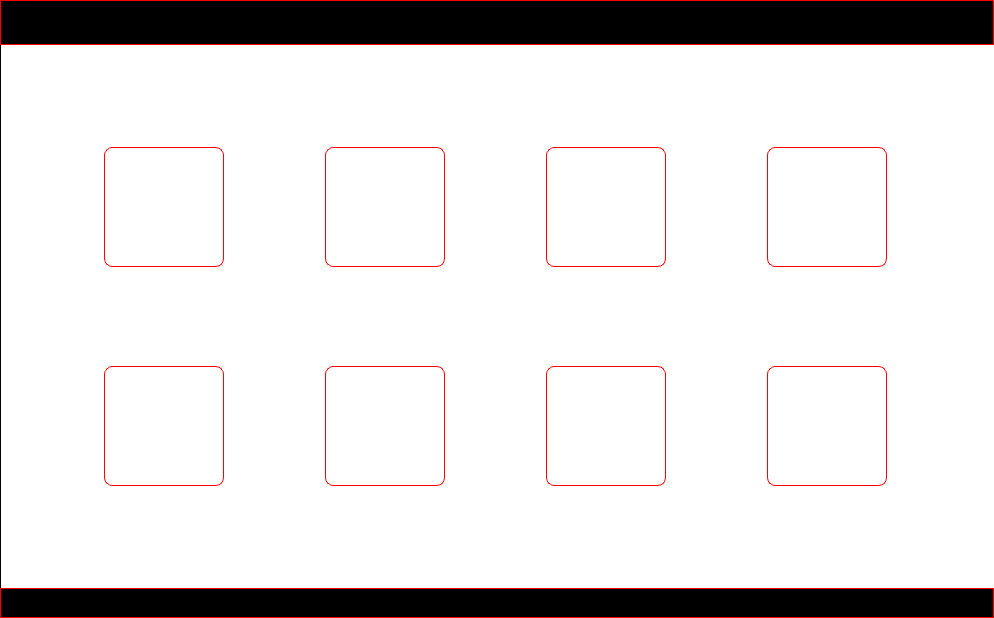
Old version of the form desktop/window/form_orders/mesas.ui in the repository hnmcano/unique.
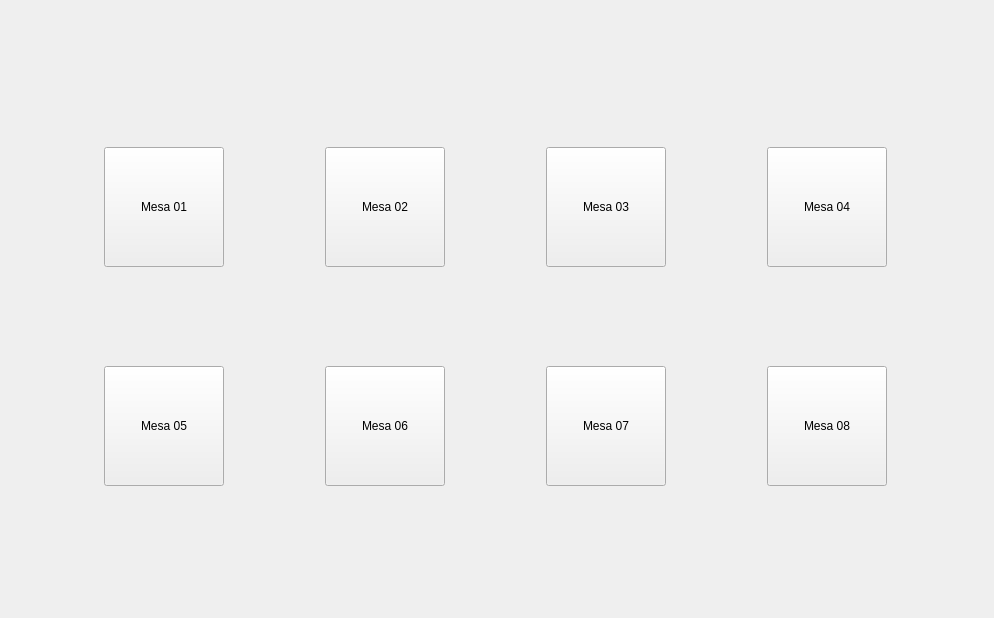
New version of the form.

What changed in the file:
```diff
--- a/desktop/window/form_orders/mesas.ui
+++ b/desktop/window/form_orders/mesas.ui
@@ -39,19 +39,14 @@
        </size>
       </property>
       <property name="styleSheet">
-       <string notr="true">background-color: black;
-border: 1px solid red;
-</string>
+       <string notr="true"/>
       </property>
      </widget>
     </item>
     <item>
      <widget class="QWidget" name="widget_3" native="true">
       <property name="styleSheet">
-       <string notr="true">background-color:white;
-border-left: 1px solid black;
-boder-right: 1px solid black;
-</string>
+       <string notr="true"/>
       </property>
       <layout class="QGridLayout" name="gridLayout">
        <item row="0" column="2">
@@ -69,26 +64,7 @@
           </size>
          </property>
          <property name="styleSheet">
-          <string notr="true">QPushButton {
-    background: qlineargradient(x1: 0, y1: 0, x2: 0, y2: 1,
-        stop: 0 #000000, stop: 1 #000000);
-    color: white;
-    border: 1px solid red;
-    padding: 12px 24px;
-    border-radius: 8px;
-    font-weight: bold;
-    font-size: 14px;
-}
-
-QPushButton:hover {
-    background: qlineargradient(x1: 0, y1: 0, x2: 0, y2: 1,
-        stop: 0 #4e4e4e, stop: 1 #4e4e4e);
-}
-
-QPushButton:pressed {
-    background: qlineargradient(x1: 0, y1: 0, x2: 0, y2: 1,
-        stop: 0 #1a5fb4, stop: 1 #4a00e0);
-}</string>
+          <string notr="true"/>
          </property>
          <property name="text">
           <string>Mesa 01</string>
@@ -110,26 +86,7 @@
           </size>
          </property>
          <property name="styleSheet">
-          <string notr="true">QPushButton {
-    background: qlineargradient(x1: 0, y1: 0, x2: 0, y2: 1,
-        stop: 0 #000000, stop: 1 #000000);
-    color: white;
-    border: 1px solid red;
-    padding: 12px 24px;
-    border-radius: 8px;
-    font-weight: bold;
-    font-size: 14px;
-}
-
-QPushButton:hover {
-    background: qlineargradient(x1: 0, y1: 0, x2: 0, y2: 1,
-        stop: 0 #4e4e4e, stop: 1 #4e4e4e);
-}
-
-QPushButton:pressed {
-    background: qlineargradient(x1: 0, y1: 0, x2: 0, y2: 1,
-        stop: 0 #1a5fb4, stop: 1 #4a00e0);
-}</string>
+          <string notr="true"/>
          </property>
          <property name="text">
           <string>Mesa 02</string>
@@ -151,26 +108,7 @@
           </size>
          </property>
          <property name="styleSheet">
-          <string notr="true">QPushButton {
-    background: qlineargradient(x1: 0, y1: 0, x2: 0, y2: 1,
-        stop: 0 #000000, stop: 1 #000000);
-    color: white;
-    border: 1px solid red;
-    padding: 12px 24px;
-    border-radius: 8px;
-    font-weight: bold;
-    font-size: 14px;
-}
-
-QPushButton:hover {
-    background: qlineargradient(x1: 0, y1: 0, x2: 0, y2: 1,
-        stop: 0 #4e4e4e, stop: 1 #4e4e4e);
-}
-
-QPushButton:pressed {
-    background: qlineargradient(x1: 0, y1: 0, x2: 0, y2: 1,
-        stop: 0 #1a5fb4, stop: 1 #4a00e0);
-}</string>
+          <string notr="true"/>
          </property>
          <property name="text">
           <string>Mesa 03</string>
@@ -192,26 +130,7 @@
           </size>
          </property>
          <property name="styleSheet">
-          <string notr="true">QPushButton {
-    background: qlineargradient(x1: 0, y1: 0, x2: 0, y2: 1,
-        stop: 0 #000000, stop: 1 #000000);
-    color: white;
-    border: 1px solid red;
-    padding: 12px 24px;
-    border-radius: 8px;
-    font-weight: bold;
-    font-size: 14px;
-}
-
-QPushButton:hover {
-    background: qlineargradient(x1: 0, y1: 0, x2: 0, y2: 1,
-        stop: 0 #4e4e4e, stop: 1 #4e4e4e);
-}
-
-QPushButton:pressed {
-    background: qlineargradient(x1: 0, y1: 0, x2: 0, y2: 1,
-        stop: 0 #1a5fb4, stop: 1 #4a00e0);
-}</string>
+          <string notr="true"/>
          </property>
          <property name="text">
           <string>Mesa 04</string>
@@ -233,26 +152,7 @@
           </size>
          </property>
          <property name="styleSheet">
-          <string notr="true">QPushButton {
-    background: qlineargradient(x1: 0, y1: 0, x2: 0, y2: 1,
-        stop: 0 #000000, stop: 1 #000000);
-    color: white;
-    border: 1px solid red;
-    padding: 12px 24px;
-    border-radius: 8px;
-    font-weight: bold;
-    font-size: 14px;
-}
-
-QPushButton:hover {
-    background: qlineargradient(x1: 0, y1: 0, x2: 0, y2: 1,
-        stop: 0 #4e4e4e, stop: 1 #4e4e4e);
-}
-
-QPushButton:pressed {
-    background: qlineargradient(x1: 0, y1: 0, x2: 0, y2: 1,
-        stop: 0 #1a5fb4, stop: 1 #4a00e0);
-}</string>
+          <string notr="true"/>
          </property>
          <property name="text">
           <string>Mesa 07</string>
@@ -274,26 +174,7 @@
           </size>
          </property>
          <property name="styleSheet">
-          <string notr="true">QPushButton {
-    background: qlineargradient(x1: 0, y1: 0, x2: 0, y2: 1,
-        stop: 0 #000000, stop: 1 #000000);
-    color: white;
-    border: 1px solid red;
-    padding: 12px 24px;
-    border-radius: 8px;
-    font-weight: bold;
-    font-size: 14px;
-}
-
-QPushButton:hover {
-    background: qlineargradient(x1: 0, y1: 0, x2: 0, y2: 1,
-        stop: 0 #4e4e4e, stop: 1 #4e4e4e);
-}
-
-QPushButton:pressed {
-    background: qlineargradient(x1: 0, y1: 0, x2: 0, y2: 1,
-        stop: 0 #1a5fb4, stop: 1 #4a00e0);
-}</string>
+          <string notr="true"/>
          </property>
          <property name="text">
           <string>Mesa 06</string>
@@ -315,26 +196,7 @@
           </size>
          </property>
          <property name="styleSheet">
-          <string notr="true">QPushButton {
-    background: qlineargradient(x1: 0, y1: 0, x2: 0, y2: 1,
-        stop: 0 #000000, stop: 1 #000000);
-    color: white;
-    border: 1px solid red;
-    padding: 12px 24px;
-    border-radius: 8px;
-    font-weight: bold;
-    font-size: 14px;
-}
-
-QPushButton:hover {
-    background: qlineargradient(x1: 0, y1: 0, x2: 0, y2: 1,
-        stop: 0 #4e4e4e, stop: 1 #4e4e4e);
-}
-
-QPushButton:pressed {
-    background: qlineargradient(x1: 0, y1: 0, x2: 0, y2: 1,
-        stop: 0 #1a5fb4, stop: 1 #4a00e0);
-}</string>
+          <string notr="true"/>
          </property>
          <property name="text">
           <string>Mesa 05</string>
@@ -356,26 +218,7 @@
           </size>
          </property>
          <property name="styleSheet">
-          <string notr="true">QPushButton {
-    background: qlineargradient(x1: 0, y1: 0, x2: 0, y2: 1,
-        stop: 0 #000000, stop: 1 #000000);
-    color: white;
-    border: 1px solid red;
-    padding: 12px 24px;
-    border-radius: 8px;
-    font-weight: bold;
-    font-size: 14px;
-}
-
-QPushButton:hover {
-    background: qlineargradient(x1: 0, y1: 0, x2: 0, y2: 1,
-        stop: 0 #4e4e4e, stop: 1 #4e4e4e);
-}
-
-QPushButton:pressed {
-    background: qlineargradient(x1: 0, y1: 0, x2: 0, y2: 1,
-        stop: 0 #1a5fb4, stop: 1 #4a00e0);
-}</string>
+          <string notr="true"/>
          </property>
          <property name="text">
           <string>Mesa 08</string>
@@ -394,9 +237,7 @@
        </size>
       </property>
       <property name="styleSheet">
-       <string notr="true">background-color: black;
-border: 1px solid red;
-</string>
+       <string notr="true"/>
       </property>
      </widget>
     </item>
```
